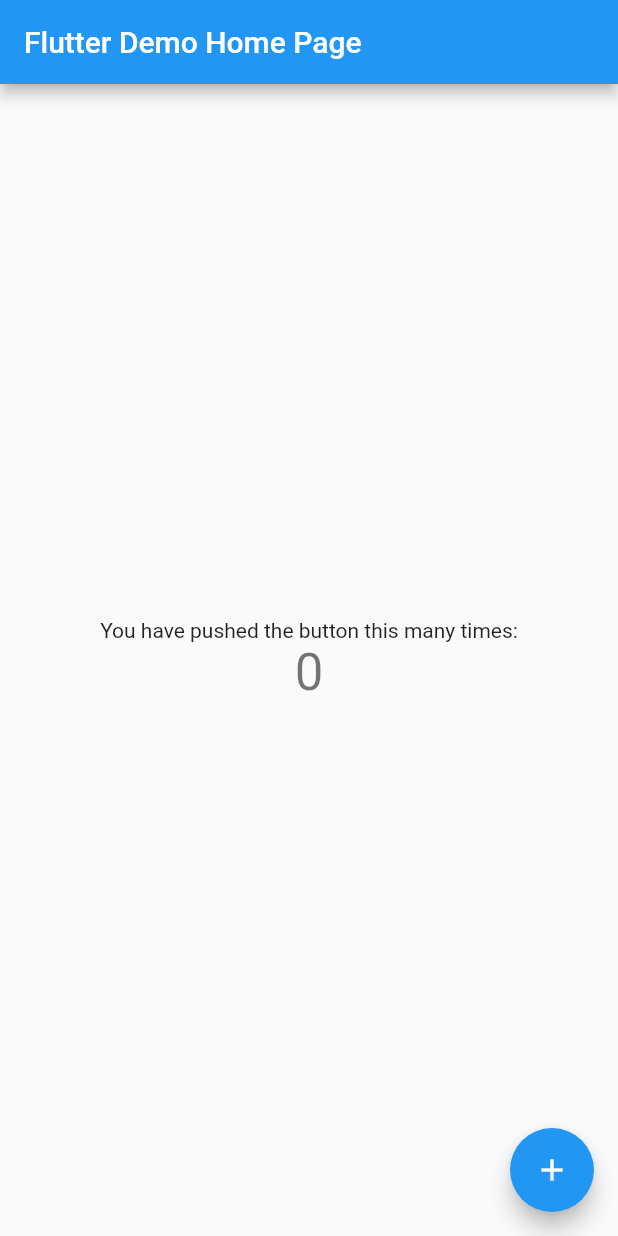
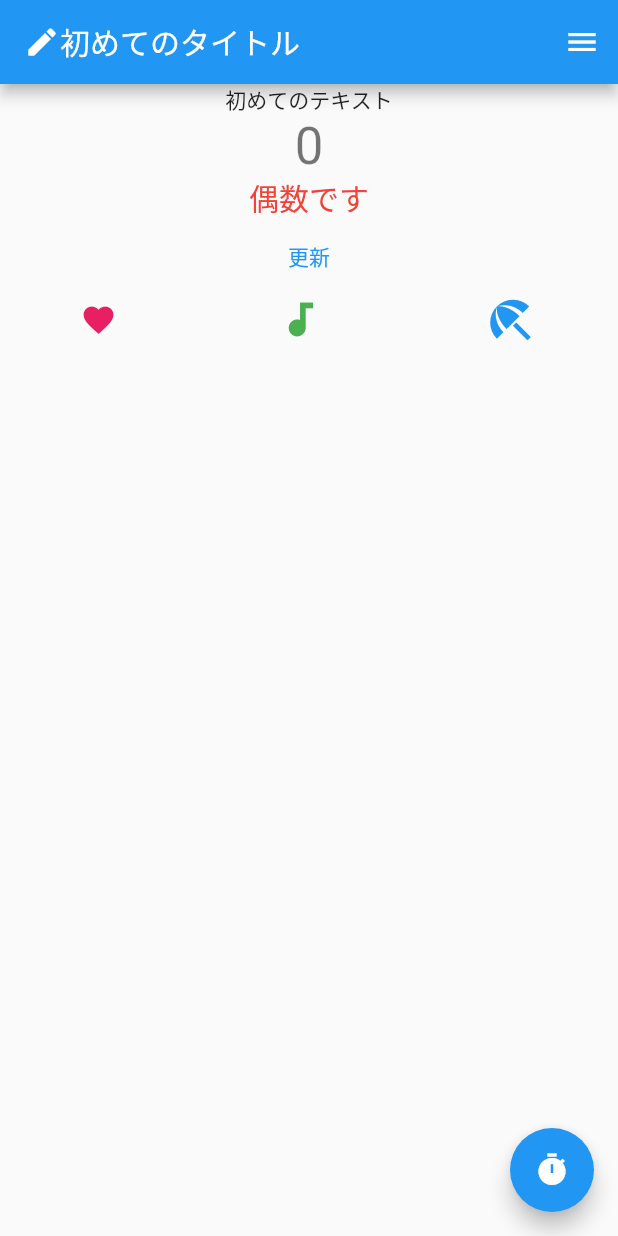
Before and after one commit to xiaopebaka/Photography_SNS, a Flutter app: the screen it shows after launch, on a phone screen of 412 x 824 dp. Run offline on Flutter 3.47's test engine with Material 2 defaults, Android fonts, the phone set to English and light mode, and no system bars; our stand-ins replace shared_preferences.

Commit message:
ブラウザテスト

```diff
--- /dev/null
+++ b/lib/db.dart
@@ -0,0 +1,10 @@
+import 'package:shared_preferences/shared_preferences.dart';
+
+    saveFlag(bool flag) async {
+        SharedPreferences prefs = await SharedPreferences.getInstance();
+        prefs.setBool('FLAG',flag);
+    }
+    loadFlag() async {
+        SharedPreferences prefs = await SharedPreferences.getInstance();
+        return prefs.getBool('FLAG') ?? false;
+    }
--- a/lib/main.dart
+++ b/lib/main.dart
@@ -1,4 +1,5 @@
 import 'package:flutter/material.dart';
+import 'package:url_launcher/url_launcher.dart';
 
 void main() {
   runApp(const MyApp());
@@ -49,18 +50,17 @@ class MyHomePage extends StatefulWidget {
 
 class _MyHomePageState extends State<MyHomePage> {
   int _counter = 0;
-
+  // String _type = "偶数";
   void _incrementCounter() {
     setState(() {
-      // This call to setState tells the Flutter framework that something has
-      // changed in this State, which causes it to rerun the build method below
-      // so that the display can reflect the updated values. If we changed
-      // _counter without calling setState(), then the build method would not be
-      // called again, and so nothing would appear to happen.
       _counter++;
+      // if(_counter % 2 ==0) {
+      //     _type = "偶数";
+      // }else{
+      //   _type = "奇数";
+      // }
     });
   }
-
   @override
   Widget build(BuildContext context) {
     // This method is rerun every time setState is called, for instance as done
@@ -73,44 +73,61 @@ class _MyHomePageState extends State<MyHomePage> {
       appBar: AppBar(
         // Here we take the value from the MyHomePage object that was created by
         // the App.build method, and use it to set our appbar title.
-        title: Text(widget.title),
+        title: Row(children: const [
+         Icon(Icons.create),
+         Text("初めてのタイトル"),
+        ]
         ),
-      body: Center(
-        // Center is a layout widget. It takes a single child and positions it
-        // in the middle of the parent.
-        child: Column(
-          // Column is also a layout widget. It takes a list of children and
-          // arranges them vertically. By default, it sizes itself to fit its
-          // children horizontally, and tries to be as tall as its parent.
-          //
-          // Invoke "debug painting" (press "p" in the console, choose the
-          // "Toggle Debug Paint" action from the Flutter Inspector in Android
-          // Studio, or the "Toggle Debug Paint" command in Visual Studio Code)
-          // to see the wireframe for each widget.
-          //
-          // Column has various properties to control how it sizes itself and
-          // how it positions its children. Here we use mainAxisAlignment to
-          // center the children vertically; the main axis here is the vertical
-          // axis because Columns are vertical (the cross axis would be
-          // horizontal).
-          mainAxisAlignment: MainAxisAlignment.center,
-          children: <Widget>[
-            const Text(
-              'You have pushed the button this many times:',
       ),
+        endDrawer: const Drawer(child: Center(child: Text("Drawer"))),
+      body: Column(children: [
+        const Text("初めてのテキスト"),
         Text(
             '$_counter',
             style: Theme.of(context).textTheme.headline4,
         ),
-          ],
+        if(_counter % 2 ==1)const Text(
+            '奇数です',
+            style: TextStyle(fontSize: 20, color: Colors.red)
         ),
+        if(_counter % 2 ==0)const Text(
+          '偶数です',
+          style: TextStyle(fontSize: 20, color: Colors.red)
         ),
+        TextButton(
+          onPressed: () => {debugPrint("ボタンがおされたよ")},
+          child: const Text("更新"),
+        ),
+        Row(
+          mainAxisAlignment: MainAxisAlignment.spaceAround,
+          children: const [
+            Icon(
+              Icons.favorite,
+              color: Colors.pink,
+              size: 24.0,
+            ),
+            Icon(
+              Icons.audiotrack,
+              color: Colors.green,
+              size: 30.0,
+            ),
+            Icon(
+              Icons.beach_access,
+              color: Colors.blue,
+              size: 36.0,
+            ),
+          ]
+        ),
+      ]),
       floatingActionButton: FloatingActionButton(
-        onPressed: _incrementCounter,
-        tooltip: 'Increment',
-        child: const Icon(Icons.add),
-      ), // This trailing comma makes auto-formatting nicer for build methods.
+        onPressed: () async{
+          Uri url = Uri.parse("http://www.google.com");
+          if (await canLaunchUrl(url)){
+            await launchUrl(url);
+          }
+        },
+            child: const Icon(Icons.timer)
+      ),
     );
   }
 }
-tabnine::config
--- a/pubspec.yaml
+++ b/pubspec.yaml
@@ -29,6 +29,8 @@ environment:
 dependencies:
   flutter:
     sdk: flutter
+  shared_preferences: ^2.0.15
+  url_launcher: ^6.1.5
 
 
   # The following adds the Cupertino Icons font to your application.
```
Also changed, not shown: pubspec.lock, 2 other files. Lines whose indentation alone changed are shown as unchanged.
